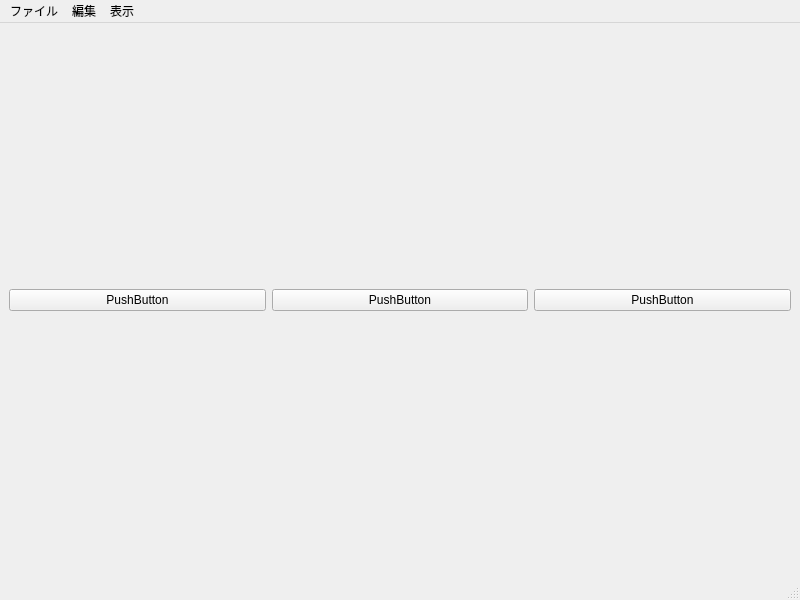
This is mainwindow.ui in ApoPapyyo/F0-Editor as Qt 5 draws it before an edit. The edited form follows.
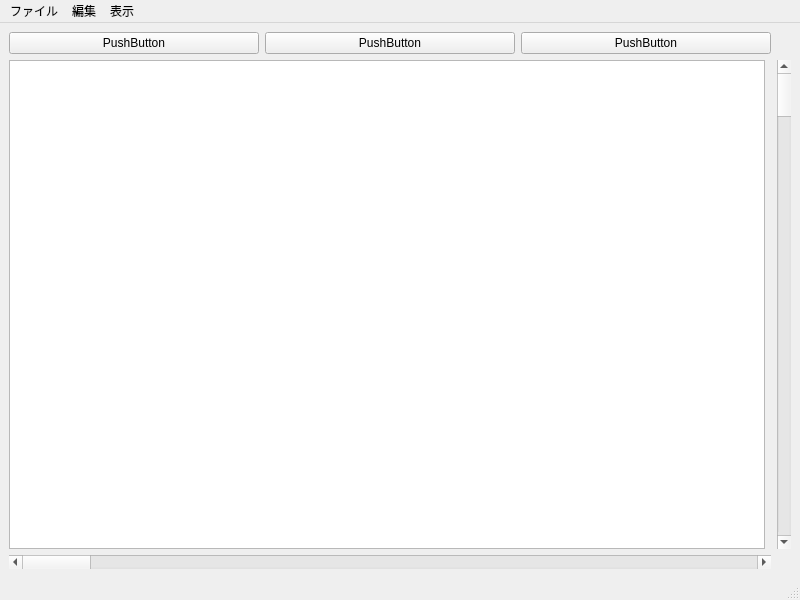
This is the edited form.

Patch:
```diff
--- a/mainwindow.ui
+++ b/mainwindow.ui
@@ -20,25 +20,25 @@
    <property name="autoFillBackground">
     <bool>false</bool>
    </property>
-   <layout class="QGridLayout" name="gridLayout">
-    <item row="1" column="0">
-     <layout class="QVBoxLayout" name="verticalLayout">
-      <item>
+   <layout class="QGridLayout" name="gridLayout_2">
+    <item row="2" column="0" colspan="2">
+     <widget class="QScrollBar" name="horizontalScrollBar">
+      <property name="orientation">
+       <enum>Qt::Horizontal</enum>
+      </property>
+     </widget>
+    </item>
+    <item row="1" column="2">
+     <widget class="QScrollBar" name="verticalScrollBar">
+      <property name="orientation">
+       <enum>Qt::Vertical</enum>
+      </property>
+     </widget>
+    </item>
+    <item row="0" column="0" colspan="2">
+     <layout class="QGridLayout" name="gridLayout">
+      <item row="0" column="0">
        <layout class="QHBoxLayout" name="horizontalLayout">
-        <item>
-         <widget class="QPushButton" name="pushButton_3">
-          <property name="text">
-           <string>PushButton</string>
-          </property>
-         </widget>
-        </item>
-        <item>
-         <widget class="QPushButton" name="pushButton_2">
-          <property name="text">
-           <string>PushButton</string>
-          </property>
-         </widget>
-        </item>
         <item>
          <widget class="QPushButton" name="pushButton">
           <property name="text">
@@ -46,10 +46,27 @@
           </property>
          </widget>
         </item>
+        <item>
+         <widget class="QPushButton" name="pushButton_2">
+          <property name="text">
+           <string>PushButton</string>
+          </property>
+         </widget>
+        </item>
+        <item>
+         <widget class="QPushButton" name="pushButton_3">
+          <property name="text">
+           <string>PushButton</string>
+          </property>
+         </widget>
+        </item>
        </layout>
       </item>
      </layout>
     </item>
+    <item row="1" column="0">
+     <widget class="QListView" name="dummy"/>
+    </item>
    </layout>
   </widget>
   <widget class="QMenuBar" name="menubar">
```
